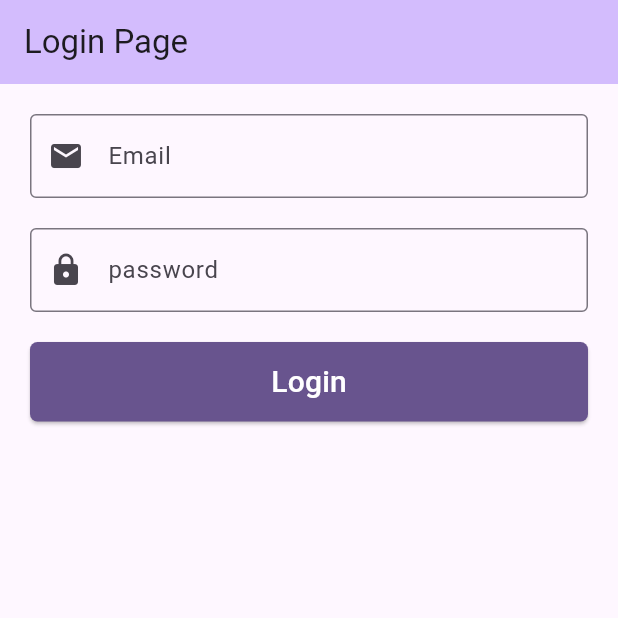
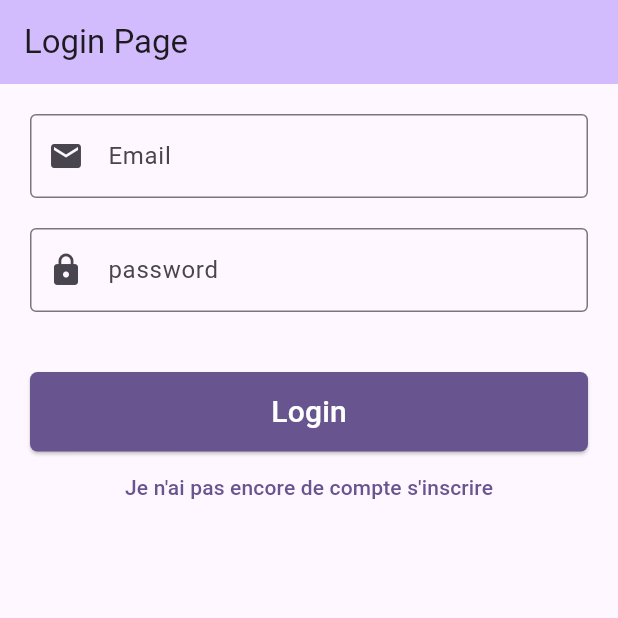
Before and after one commit to Mamadou-sar/ecommerce, a Flutter app: the screen it shows after launch, on a phone screen of 412 x 824 dp, the top half of it. Run offline on Flutter 3.47's test engine with Material 3 defaults, Android fonts, the phone set to English and light mode, and no system bars; our stand-ins replace firebase_auth, firebase_core; accounts and stored records are empty.

Commit message:
sign up page ui and functionality

```diff
--- a/lib/pages/login_page.dart
+++ b/lib/pages/login_page.dart
@@ -13,14 +13,17 @@ class _LoginPageState extends State<LoginPage> {
   final _formKey = GlobalKey<FormState>();
   final TextEditingController _emailController = TextEditingController();
   final TextEditingController _passwordController = TextEditingController();
+  final TextEditingController _passwordConfirmController =
+      TextEditingController();
 
   bool _isLoading = false;
+  bool _forLogin = true;
 
   @override
   Widget build(BuildContext context) {
     return Scaffold(
       appBar: AppBar(
-        title: Text(widget.title),
+        title: Text(_forLogin ? widget.title : 'Sign Up Page'),
         backgroundColor: Theme.of(context).colorScheme.inversePrimary,
       ),
       body: SingleChildScrollView(
@@ -60,6 +63,28 @@ class _LoginPageState extends State<LoginPage> {
                   return null;
                 },
               ),
+
+              SizedBox(height: 20),
+              _forLogin
+                  ? SizedBox()
+                  : TextFormField(
+                    controller: _passwordConfirmController,
+                    decoration: InputDecoration(
+                      labelText: 'Confirm password',
+                      prefixIcon: Icon(Icons.lock),
+                      border: OutlineInputBorder(),
+                    ),
+                    obscureText: true,
+                    validator: (value) {
+                      if (value == null || value.isEmpty) {
+                        return 'Please confirm your password';
+                      }
+                      if (value != _passwordController.text) {
+                        return 'Passwords do not match';
+                      }
+                      return null;
+                    },
+                  ),
               const SizedBox(height: 20),
               SizedBox(
                 width: double.infinity,
@@ -68,16 +93,23 @@ class _LoginPageState extends State<LoginPage> {
                       _isLoading
                           ? null
                           : () async {
+                            if (_formKey.currentState!.validate()) {
                               setState(() {
                                 _isLoading = true;
                               });
-                            if (_formKey.currentState!.validate()) {
                               // Implement login functionality
                               try {
+                                if (_forLogin) {
                                   await Auth().logInWithEmailAndPassword(
                                     _emailController.text,
                                     _passwordController.text,
                                   );
+                                } else {
+                                  await Auth().createUserWithEmailAndPassword(
+                                    _emailController.text,
+                                    _passwordController.text,
+                                  );
+                                }
                                 setState(() {
                                   _isLoading = false;
                                 });
@@ -116,8 +148,25 @@ class _LoginPageState extends State<LoginPage> {
                             ),
                           )
                           : Text(
-                            'Login',
+                            _forLogin ? 'Login' : 'Sign Up',
                             style: TextStyle(fontSize: 20, color: Colors.white),
+                          ),
+                ),
+              ),
+              SizedBox(
+                child: TextButton(
+                  onPressed: () {
+                    _emailController.clear();
+                    _passwordController.clear();
+                    _passwordConfirmController.clear();
+                    setState(() {
+                      _forLogin = !_forLogin;
+                    });
+                  },
+                  child: Text(
+                    _forLogin
+                        ? "Je n'ai pas encore de compte s'inscrire"
+                        : "J'ai deja un compte se connecter",
                   ),
                 ),
               ),
```
Lines whose indentation alone changed are shown as unchanged.
